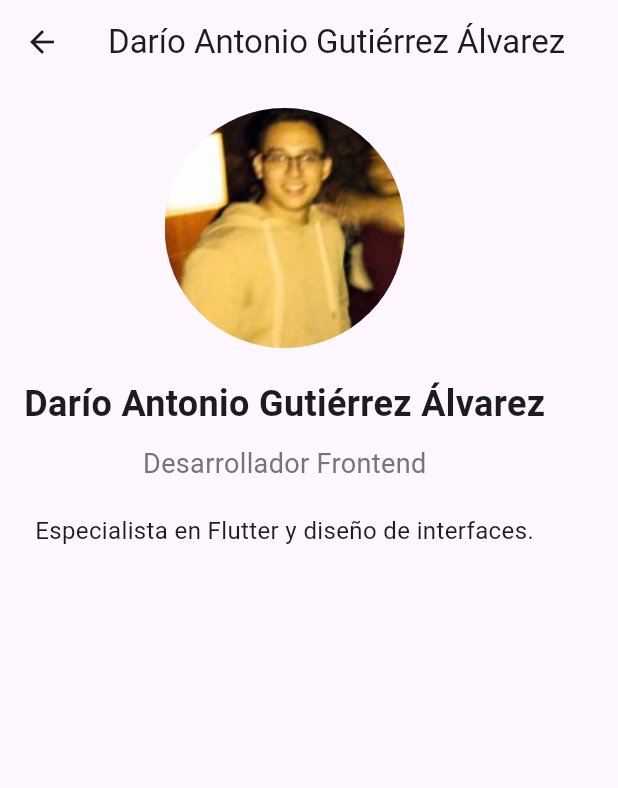
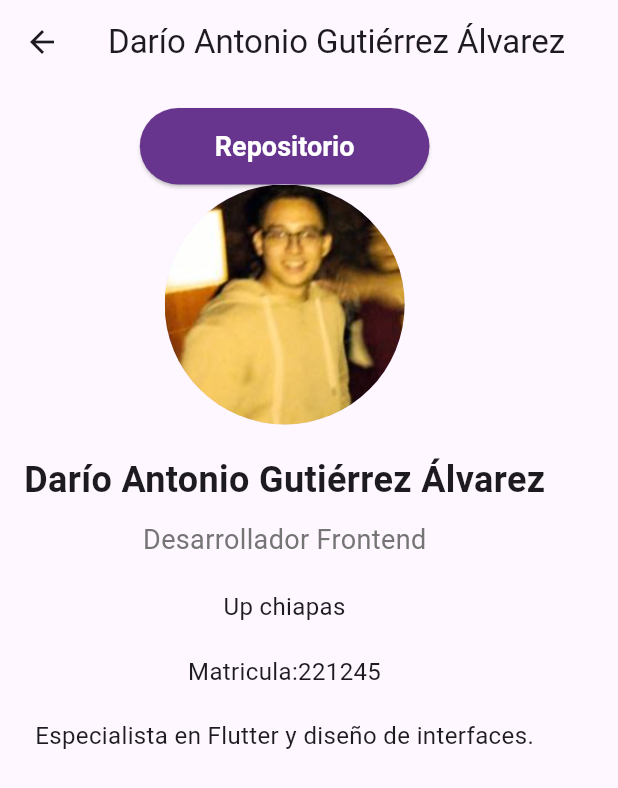
Before and after one commit to Darioantonio20/AppMovilCOEPES, a Flutter app: the DevTeam screen opened by its route, after a tap on "Darío Antonio Gutiérrez Álvarez", on a phone screen of 412 x 824 dp. Shown: the top 788 px of the screen. Run offline on Flutter 3.47's test engine with Material 3 defaults, Android fonts, the light colour scheme and no system bars; our stand-ins replace connectivity_plus, flutter_tts, google_generative_ai, permission_handler, shared_preferences, speech_to_text; missing offline and left inert: qr_code_scanner; accounts and stored records are empty; network calls fail.

```diff
--- a/lib/main.dart
+++ b/lib/main.dart
@@ -1,10 +1,10 @@
 import 'package:flutter/material.dart';
+import 'screens/catalogo.dart';
 import 'screens/dev_team.dart';
 import 'screens/home.dart';
 import 'screens/chat_bot.dart';
 import 'screens/logo_animation.dart';
 import 'screens/qr_scanner.dart';
-import 'screens/catalogo.dart';
 
 void main() {
   runApp(MyApp());
@@ -25,7 +25,6 @@ class MyApp extends StatelessWidget {
       },
       debugShowCheckedModeBanner: false,
     );
-
   }
 }
 
--- a/lib/screens/chat_bot.dart
+++ b/lib/screens/chat_bot.dart
@@ -177,17 +177,15 @@ class _ChatBotViewState extends State<ChatBotView> {
     });
   }
 
-  // Guardar los últimos 6 mensajes en SharedPreferences
   Future<void> _saveMessages() async {
     final prefs = await SharedPreferences.getInstance();
     List<String> messagesToSave = _messages
-        .take(20)
+        .take(6)
         .map((msg) => "${msg.isUser ? 'user:' : 'bot:'}${msg.text}")
         .toList();
     await prefs.setStringList('chatMessages', messagesToSave);
   }
 
-  // Cargar mensajes guardados al iniciar la aplicación
   Future<void> _loadMessages() async {
     final prefs = await SharedPreferences.getInstance();
     List<String>? savedMessages = prefs.getStringList('chatMessages');
--- a/lib/screens/dev_team.dart
+++ b/lib/screens/dev_team.dart
@@ -1,4 +1,5 @@
 import 'package:flutter/material.dart';
+import 'package:url_launcher/url_launcher.dart';
 
 class DevTeam extends StatelessWidget {
   @override
@@ -14,6 +15,9 @@ class DevTeam extends StatelessWidget {
             'Darío Antonio Gutiérrez Álvarez',
             'assets/images/imgNanio.png',
             'Desarrollador Frontend',
+            'Up chiapas',
+            'Programacion móvil 9°A',
+            'Matricula:221245',
             'Especialista en Flutter y diseño de interfaces.',
           ),
           _buildDeveloperCard(
@@ -21,6 +25,9 @@ class DevTeam extends StatelessWidget {
             'Ulises Galvez Miranda',
             'assets/images/imgUligami.png',
             'Ingeniero de Software',
+            'Up chiapas',
+            'Programacion móvil 9°A',
+            'Matricula:213691',
             'Amplia experiencia en desarrollo móvil y web.',
           ),
           _buildDeveloperCard(
@@ -28,6 +35,9 @@ class DevTeam extends StatelessWidget {
             'Luis Alejandro Martinez Montoya',
             'assets/images/imgLuis.png',
             'Ingeniero de Software',
+            'Up chiapas',
+            'Programacion móvil 9°A',
+            'Matricula:213021',
             'Amplia experiencia en desarrollo móvil y web.',
           ),
           _buildDeveloperCard(
@@ -35,6 +45,9 @@ class DevTeam extends StatelessWidget {
             'Christian Darinel Escobar Guillen',
             'assets/images/imgDarinel.png',
             'Desarrollador Full Stack',
+            'Up chiapas',
+            'Programacion móvil 9°A',
+            'Matricula:221192',
             'Conocimientos en desarrollo tanto frontend como backend.',
           ),
         ],
@@ -42,17 +55,20 @@ class DevTeam extends StatelessWidget {
     );
   }
 
-  Widget _buildDeveloperCard(BuildContext context, String name, String imagePath, String role, String description) {
+  Widget _buildDeveloperCard(BuildContext context, String name, String imagePath, String role, String description, String matricula, String materia, String s) {
     return Card(
       margin: EdgeInsets.symmetric(vertical: 10.0, horizontal: 15.0),
       elevation: 5.0,
+
       child: ListTile(
+
         leading: Hero(
           tag: name,
           child: CircleAvatar(
             backgroundImage: AssetImage(imagePath),
             radius: 30.0,
           ),
+
         ),
         title: Text(name, style: TextStyle(fontWeight: FontWeight.bold)),
         subtitle: Column(
@@ -63,6 +79,7 @@ class DevTeam extends StatelessWidget {
             Text(description),
           ],
         ),
+
         onTap: () {
           Navigator.push(
             context,
@@ -71,7 +88,10 @@ class DevTeam extends StatelessWidget {
                 name: name,
                 imagePath: imagePath,
                 role: role,
+                matricula: matricula,
+                materia: materia,
                 description: description,
+                s:s,
               ),
             ),
           );
@@ -81,13 +101,25 @@ class DevTeam extends StatelessWidget {
   }
 }
 
+void _launchURL() async {
+    const url = 'https://github.com/Darioantonio20/FlutterChatBot';
+    if (await canLaunch(url)) {
+      await launch(url);
+    } else {
+      throw 'No se pudo lanzar $url';
+    }
+  }
+
 class DeveloperDetailScreen extends StatelessWidget {
   final String name;
   final String imagePath;
   final String role;
   final String description;
+  final String matricula;
+  final String materia;
+  final String s;
 
-  DeveloperDetailScreen({required this.name,required this.imagePath,required this.role,required this.description});
+  DeveloperDetailScreen({required this.name,required this.imagePath,required this.role,required this.description, required this.materia, required this.matricula, required this.s});
 
   @override
   Widget build(BuildContext context) {
@@ -99,12 +131,30 @@ class DeveloperDetailScreen extends StatelessWidget {
         padding: EdgeInsets.all(16.0),
         child: Column(
           children: [
+             ElevatedButton(
+                onPressed: _launchURL,
+                child: Text(
+                  'Repositorio',
+                  style: TextStyle(
+                    color: Colors.white,
+                  ),
+                ),
+                style: ElevatedButton.styleFrom(
+                  backgroundColor: Color(0xFF67358E),
+                  padding: EdgeInsets.symmetric(horizontal: 50, vertical: 15),
+                  textStyle: TextStyle(
+                    fontSize: 18,
+                    fontWeight: FontWeight.bold,
+                  ),
+                ),
+              ),
             Hero(
               tag: name,
               child: CircleAvatar(
                 backgroundImage: AssetImage(imagePath),
                 radius: 80.0,
               ),
+
             ),
             SizedBox(height: 20.0),
             Text(
@@ -122,6 +172,19 @@ class DeveloperDetailScreen extends StatelessWidget {
               textAlign: TextAlign.center,
               style: TextStyle(fontSize: 16.0),
             ),
+            SizedBox(height: 20.0),
+            Text(
+              materia,
+              textAlign: TextAlign.center,
+              style: TextStyle(fontSize: 16.0),
+            ),
+            SizedBox(height: 20.0),
+            Text(
+              s,
+              textAlign: TextAlign.center,
+              style: TextStyle(fontSize: 16.0),
+            ),
+
           ],
         ),
       ),
--- a/pubspec.yaml
+++ b/pubspec.yaml
@@ -28,6 +28,7 @@ dev_dependencies:
 
 flutter:
   assets:
+    - assets/images/upchiapas.png
     - assets/images/imgNanio.png
     - assets/images/imgUligami.png
     - assets/images/imgLuis.png
```
Also changed, not shown: lib/screens/catalogo.dart (+38 -7 lines), assets/images/upchiapas.png (added), 262 other files.
